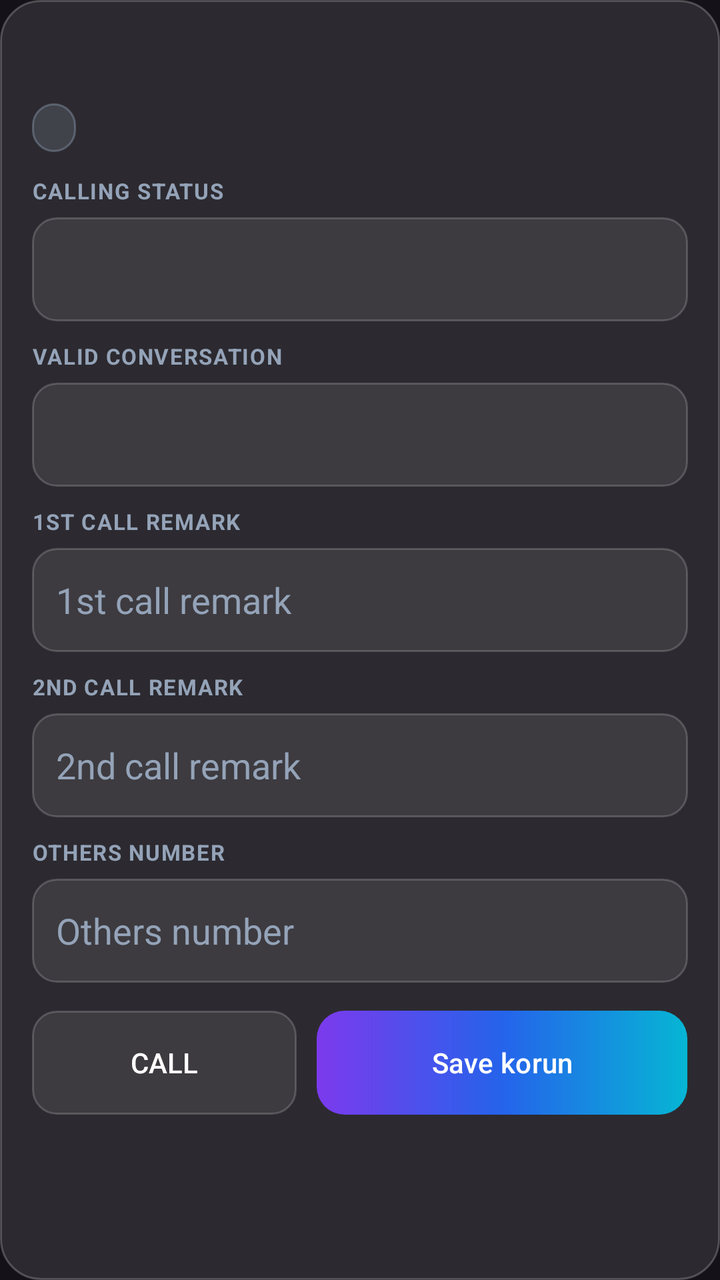
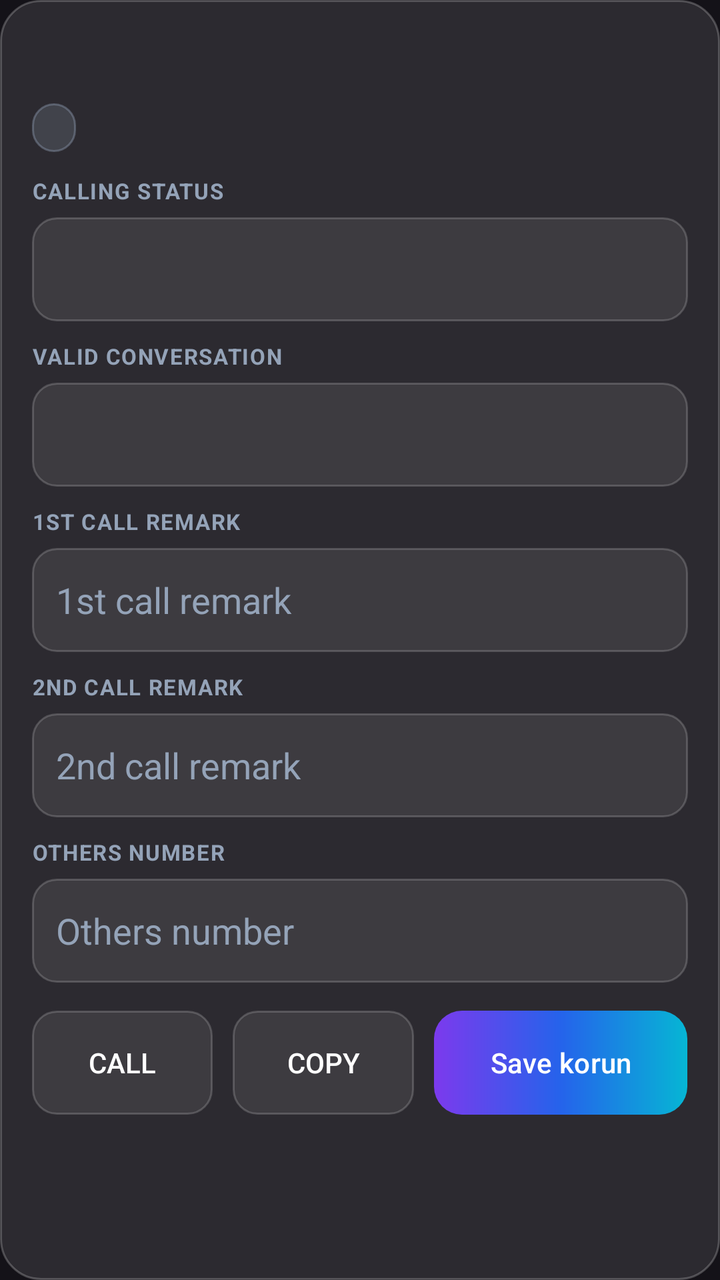

An Android layout rendered at two revisions. The XML below is the earlier revision; the diff shows what the commit changed to produce the second picture.
<!-- AndroidManifest.xml: application theme Theme.Telesales -->
<!-- res/layout/item_row.xml -->
<?xml version="1.0" encoding="utf-8"?>
<LinearLayout xmlns:android="http://schemas.android.com/apk/res/android"
    xmlns:app="http://schemas.android.com/apk/res-auto"
    android:layout_width="match_parent" android:layout_height="wrap_content"
    android:orientation="vertical" android:background="@drawable/glass_card"
    android:layout_margin="6dp" android:padding="16dp">
    <LinearLayout android:layout_width="match_parent" android:layout_height="wrap_content"
        android:orientation="horizontal" android:gravity="center_vertical">
        <TextView android:id="@+id/tvNumber" android:layout_width="0dp" android:layout_height="wrap_content"
            android:layout_weight="1" android:textSize="19sp" android:textStyle="bold"
            android:textColor="@color/white" />
        <TextView android:id="@+id/tvRow" android:layout_width="wrap_content" android:layout_height="wrap_content"
            android:textSize="12sp" android:textColor="@color/lavender" />
    </LinearLayout>
    <LinearLayout android:layout_width="match_parent" android:layout_height="wrap_content"
        android:orientation="horizontal" android:layout_marginTop="10dp">
        <TextView android:id="@+id/tvChipStatus" android:layout_width="wrap_content"
            android:layout_height="wrap_content" android:background="@drawable/chip_grey"
            android:paddingHorizontal="11dp" android:paddingVertical="4dp"
            android:textSize="12sp" android:textStyle="bold" android:textColor="@color/white" />
        <TextView android:id="@+id/tvChipValid" android:layout_width="wrap_content"
            android:layout_height="wrap_content" android:background="@drawable/chip_blue"
            android:paddingHorizontal="11dp" android:paddingVertical="4dp"
            android:layout_marginStart="8dp" android:textSize="12sp" android:textStyle="bold"
            android:textColor="@color/white" android:visibility="gone" />
    </LinearLayout>
    <TextView android:layout_width="wrap_content" android:layout_height="wrap_content"
        android:text="CALLING STATUS" android:textSize="11sp" android:textStyle="bold"
        android:textColor="@color/muted_light" android:letterSpacing="0.05" android:layout_marginTop="12dp" />
    <Spinner android:id="@+id/spStatus" android:layout_width="match_parent" android:layout_height="52dp"
        android:background="@drawable/glass_field" android:layout_marginTop="6dp" />
    <TextView android:layout_width="wrap_content" android:layout_height="wrap_content"
        android:text="VALID CONVERSATION" android:textSize="11sp" android:textStyle="bold"
        android:textColor="@color/muted_light" android:letterSpacing="0.05" android:layout_marginTop="10dp" />
    <Spinner android:id="@+id/spValid" android:layout_width="match_parent" android:layout_height="52dp"
        android:background="@drawable/glass_field" android:layout_marginTop="6dp" />
    <TextView android:layout_width="wrap_content" android:layout_height="wrap_content"
        android:text="1ST CALL REMARK" android:textSize="11sp" android:textStyle="bold"
        android:textColor="@color/muted_light" android:letterSpacing="0.05" android:layout_marginTop="10dp" />
    <com.google.android.material.textfield.TextInputEditText android:id="@+id/etRemark1"
        android:layout_width="match_parent" android:layout_height="52dp" android:hint="1st call remark"
        android:background="@drawable/glass_field" android:padding="12dp" android:layout_marginTop="6dp"
        android:textColor="@color/white" android:textColorHint="@color/muted_light" />
    <TextView android:layout_width="wrap_content" android:layout_height="wrap_content"
        android:text="2ND CALL REMARK" android:textSize="11sp" android:textStyle="bold"
        android:textColor="@color/muted_light" android:letterSpacing="0.05" android:layout_marginTop="10dp" />
    <com.google.android.material.textfield.TextInputEditText android:id="@+id/etRemark2"
        android:layout_width="match_parent" android:layout_height="52dp" android:hint="2nd call remark"
        android:background="@drawable/glass_field" android:padding="12dp" android:layout_marginTop="6dp"
        android:textColor="@color/white" android:textColorHint="@color/muted_light" />
    <TextView android:layout_width="wrap_content" android:layout_height="wrap_content"
        android:text="OTHERS NUMBER" android:textSize="11sp" android:textStyle="bold"
        android:textColor="@color/muted_light" android:letterSpacing="0.05" android:layout_marginTop="10dp" />
    <com.google.android.material.textfield.TextInputEditText android:id="@+id/etOthers"
        android:layout_width="match_parent" android:layout_height="52dp" android:hint="Others number"
        android:inputType="phone" android:background="@drawable/glass_field" android:padding="12dp"
        android:layout_marginTop="6dp" android:textColor="@color/white" android:textColorHint="@color/muted_light" />
    <LinearLayout android:layout_width="match_parent" android:layout_height="wrap_content"
        android:orientation="horizontal" android:layout_marginTop="14dp">
        <android.widget.Button android:id="@+id/btnCall" android:layout_width="0dp"
            android:layout_height="52dp" android:layout_weight="1" android:text="Call"
            android:background="@drawable/glass_field" android:textColor="@color/white" />
        <com.google.android.material.button.MaterialButton android:id="@+id/btnSave"
            android:layout_width="0dp" android:layout_height="52dp" android:layout_weight="1.4"
            android:layout_marginStart="10dp" android:text="Save korun"
            app:backgroundTint="@null" android:background="@drawable/btn_gradient"
            android:textColor="@color/white" />
    </LinearLayout>
</LinearLayout>
<!-- resources referenced by this layout -->
<resources>
  <color name="lavender">#C4B5FD</color>
  <color name="muted_light">#94A3B8</color>
  <color name="white">#FFFFFF</color>
  <!-- drawable btn_gradient (drawable) -->
  <?xml version="1.0" encoding="utf-8"?>
  <shape xmlns:android="http://schemas.android.com/apk/res/android" android:shape="rectangle">
      <corners android:radius="14dp" />
      <gradient android:angle="0" android:startColor="@color/violet" android:centerColor="@color/blue" android:endColor="@color/cyan" />
  </shape>
  <!-- drawable chip_blue (drawable) -->
  <?xml version="1.0" encoding="utf-8"?>
  <shape xmlns:android="http://schemas.android.com/apk/res/android" android:shape="rectangle">
      <corners android:radius="100dp" />
      <solid android:color="#3338BDF8" />
      <stroke android:width="1dp" android:color="#6638BDF8" />
  </shape>
  <!-- drawable chip_grey (drawable) -->
  <?xml version="1.0" encoding="utf-8"?>
  <shape xmlns:android="http://schemas.android.com/apk/res/android" android:shape="rectangle">
      <corners android:radius="100dp" />
      <solid android:color="#3394A3B8" />
      <stroke android:width="1dp" android:color="#6694A3B8" />
  </shape>
  <!-- drawable glass_card (drawable) -->
  <?xml version="1.0" encoding="utf-8"?>
  <shape xmlns:android="http://schemas.android.com/apk/res/android" android:shape="rectangle">
      <corners android:radius="20dp" />
      <solid android:color="@color/glass_white" />
      <stroke android:width="1dp" android:color="@color/glass_border" />
  </shape>
  <!-- drawable glass_field (drawable) -->
  <?xml version="1.0" encoding="utf-8"?>
  <shape xmlns:android="http://schemas.android.com/apk/res/android" android:shape="rectangle">
      <corners android:radius="12dp" />
      <solid android:color="@color/field_bg" />
      <stroke android:width="1dp" android:color="@color/field_border" />
  </shape>
  <style name="Theme.Telesales" parent="Theme.Material3.Dark.NoActionBar">
          <item name="colorPrimary">@color/violet</item>
          <item name="colorPrimaryVariant">@color/blue</item>
          <item name="android:textColorPrimary">@color/white</item>
          <item name="android:textColorSecondary">@color/muted_light</item>
      </style>
  <color name="violet">#7C3AED</color>
  <color name="blue">#2563EB</color>
  <color name="cyan">#06B6D4</color>
  <color name="glass_white">#1AFFFFFF</color>
  <color name="glass_border">#38FFFFFF</color>
  <color name="field_bg">#14FFFFFF</color>
  <color name="field_border">#2EFFFFFF</color>
</resources>

<!-- the commit's change to res/layout/item_row.xml (unified diff, before → after) -->
@@ -60,6 +60,10 @@
         <android.widget.Button android:id="@+id/btnCall" android:layout_width="0dp"
             android:layout_height="52dp" android:layout_weight="1" android:text="Call"
             android:background="@drawable/glass_field" android:textColor="@color/white" />
+        <android.widget.Button android:id="@+id/btnCopy" android:layout_width="0dp"
+            android:layout_height="52dp" android:layout_weight="1"
+            android:layout_marginStart="10dp" android:text="Copy"
+            android:background="@drawable/glass_field" android:textColor="@color/white" />
         <com.google.android.material.button.MaterialButton android:id="@+id/btnSave"
             android:layout_width="0dp" android:layout_height="52dp" android:layout_weight="1.4"
             android:layout_marginStart="10dp" android:text="Save korun"
